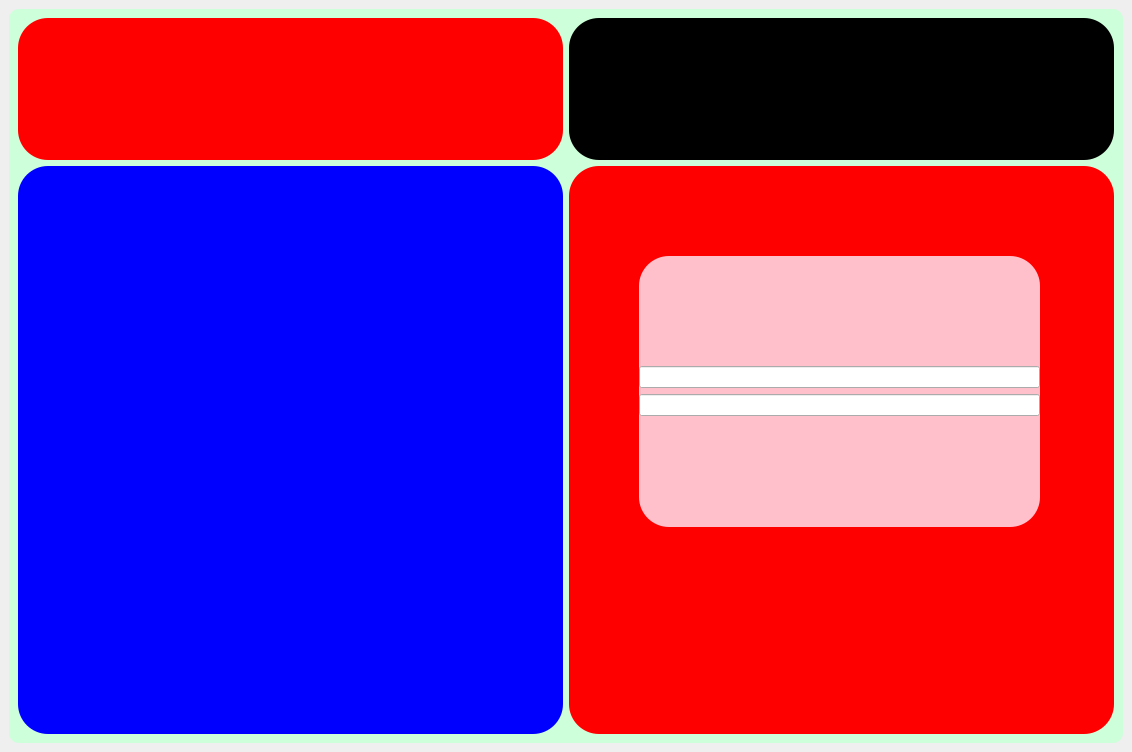
Old version of the form Kaizen/login.ui in the repository burr1to/kaizen.
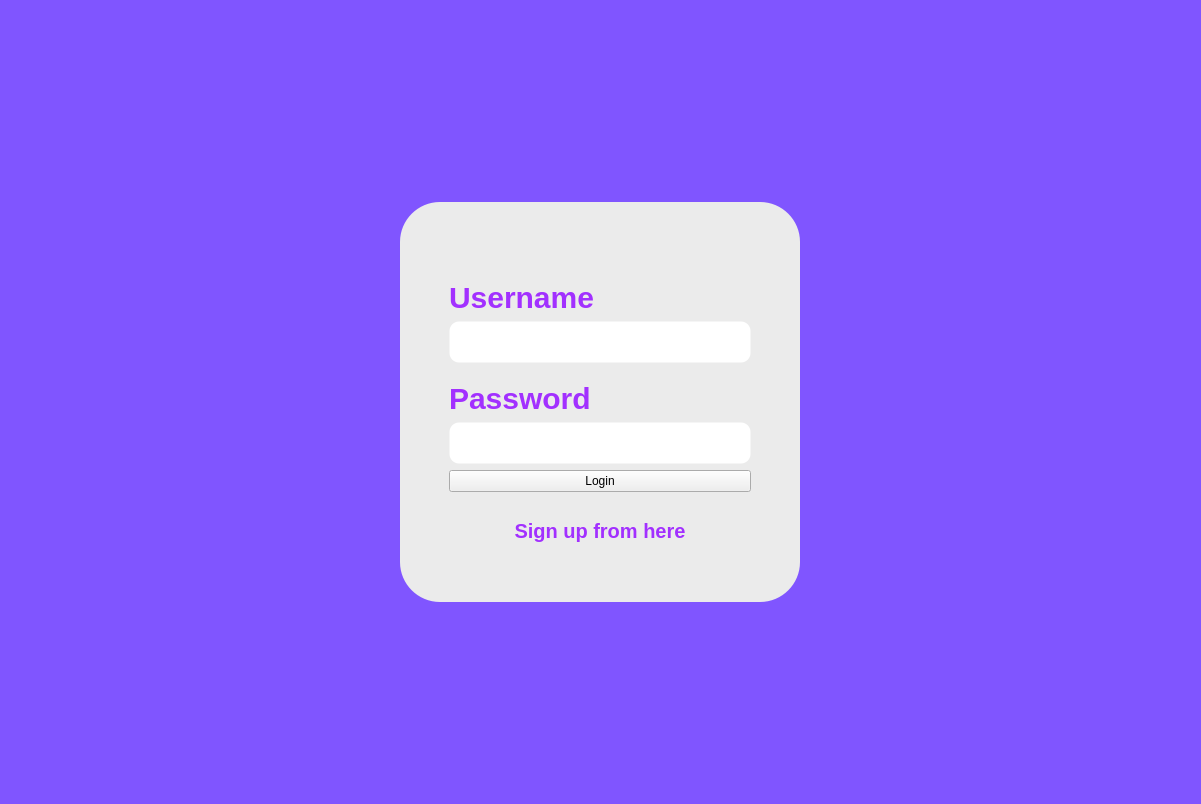
New version of the form.

The edit to the form file:
```diff
--- a/Kaizen/login.ui
+++ b/Kaizen/login.ui
@@ -6,22 +6,31 @@
    <rect>
     <x>0</x>
     <y>0</y>
-    <width>1132</width>
-    <height>752</height>
+    <width>1201</width>
+    <height>804</height>
    </rect>
   </property>
   <property name="windowTitle">
    <string>MainWindow</string>
   </property>
   <widget class="QWidget" name="centralwidget">
-   <layout class="QGridLayout" name="gridLayout">
-    <item row="0" column="1">
+   <property name="styleSheet">
+    <string notr="true">#centralwidget{
+background-color:rgb(128, 85, 255)
+}</string>
+   </property>
+   <layout class="QHBoxLayout" name="horizontalLayout">
+    <item>
      <widget class="QFrame" name="loginframe">
       <property name="styleSheet">
        <string notr="true">#loginframe{
-background-color:rgb(205, 255, 218);
-border-radius:10px;
-}</string>
+background-color:rgb(235, 235, 235);
+border-radius:40px;
+max-width:400px;
+max-height:400px;
+}
+
+</string>
       </property>
       <property name="frameShape">
        <enum>QFrame::StyledPanel</enum>
@@ -29,86 +38,156 @@
       <property name="frameShadow">
        <enum>QFrame::Raised</enum>
       </property>
-      <layout class="QGridLayout" name="gridLayout_2">
-       <item row="1" column="0" rowspan="2">
-        <widget class="QWidget" name="widget_3" native="true">
-         <property name="styleSheet">
-          <string notr="true">#widget_3{
-background-color:blue;
-border-radius:30px;
-}</string>
+      <layout class="QHBoxLayout" name="horizontalLayout_2">
+       <item>
+        <spacer name="horizontalSpacer">
+         <property name="orientation">
+          <enum>Qt::Horizontal</enum>
          </property>
-        </widget>
-       </item>
-       <item row="0" column="1">
-        <widget class="QWidget" name="widget" native="true">
-         <property name="sizePolicy">
-          <sizepolicy hsizetype="Preferred" vsizetype="Preferred">
-           <horstretch>0</horstretch>
-           <verstretch>2</verstretch>
-          </sizepolicy>
+         <property name="sizeType">
+          <enum>QSizePolicy::Minimum</enum>
          </property>
-         <property name="styleSheet">
-          <string notr="true">#widget{
-background-color:black;
-border-radius:30px;
-}</string>
+         <property name="sizeHint" stdset="0">
+          <size>
+           <width>40</width>
+           <height>20</height>
+          </size>
          </property>
-        </widget>
+        </spacer>
        </item>
-       <item row="0" column="0">
-        <widget class="QWidget" name="widget_5" native="true">
-         <property name="styleSheet">
-          <string notr="true">#widget_5{
-background-color:red;
-border-radius:30px;
+       <item>
+        <layout class="QVBoxLayout" name="verticalLayout_3">
+         <item>
+          <layout class="QVBoxLayout" name="verticalLayout">
+           <item>
+            <spacer name="verticalSpacer">
+             <property name="orientation">
+              <enum>Qt::Vertical</enum>
+             </property>
+             <property name="sizeType">
+              <enum>QSizePolicy::Preferred</enum>
+             </property>
+             <property name="sizeHint" stdset="0">
+              <size>
+               <width>20</width>
+               <height>100</height>
+              </size>
+             </property>
+            </spacer>
+           </item>
+           <item>
+            <widget class="QLabel" name="usr">
+             <property name="styleSheet">
+              <string notr="true">#usr{
+font-weight:bold;
+color:rgb(162, 48, 255);
+font-size:30px;
 }</string>
-         </property>
-        </widget>
-       </item>
-       <item row="1" column="1" rowspan="2">
-        <widget class="QWidget" name="widget_2" native="true">
-         <property name="sizePolicy">
-          <sizepolicy hsizetype="Preferred" vsizetype="Preferred">
-           <horstretch>0</horstretch>
-           <verstretch>4</verstretch>
-          </sizepolicy>
-         </property>
-         <property name="styleSheet">
-          <string notr="true">#widget_2{
-background-color:red;
-border-radius:30px;
+             </property>
+             <property name="text">
+              <string>Username</string>
+             </property>
+            </widget>
+           </item>
+           <item>
+            <widget class="QLineEdit" name="username">
+             <property name="styleSheet">
+              <string notr="true">#username{
+border:1px solid transparent;
+border-radius:10px;
+padding:12px;
+margin-bottom:12px;
 }</string>
-         </property>
-         <widget class="QWidget" name="widget_4" native="true">
-          <property name="geometry">
-           <rect>
-            <x>70</x>
-            <y>90</y>
-            <width>401</width>
-            <height>271</height>
-           </rect>
-          </property>
-          <property name="styleSheet">
-           <string notr="true">#widget_4{
-background-color:pink;
-border-radius:30px;
+             </property>
+            </widget>
+           </item>
+          </layout>
+         </item>
+         <item>
+          <layout class="QVBoxLayout" name="verticalLayout_2">
+           <item>
+            <widget class="QLabel" name="pass">
+             <property name="styleSheet">
+              <string notr="true">#pass{
+
+font-weight:bold;
+color:rgb(162, 48, 255);
+font-size:30px;
+
 }</string>
-          </property>
-          <layout class="QGridLayout" name="gridLayout_3">
-           <item row="0" column="0">
-            <layout class="QVBoxLayout" name="verticalLayout_2">
-             <item>
-              <widget class="QLineEdit" name="lineEdit_2"/>
-             </item>
-             <item>
-              <widget class="QLineEdit" name="lineEdit"/>
-             </item>
-            </layout>
+             </property>
+             <property name="text">
+              <string>Password</string>
+             </property>
+            </widget>
            </item>
+           <item>
+            <widget class="QLineEdit" name="password">
+             <property name="styleSheet">
+              <string notr="true">#password{
+border:1px solid transparent;
+border-radius:10px;
+padding:12px;
+}</string>
+             </property>
+            </widget>
+           </item>
           </layout>
-         </widget>
-        </widget>
+         </item>
+         <item>
+          <widget class="QPushButton" name="loginbutt">
+           <property name="text">
+            <string>Login</string>
+           </property>
+          </widget>
+         </item>
+         <item>
+          <widget class="QPushButton" name="signupbut">
+           <property name="styleSheet">
+            <string notr="true">#signupbut{
+padding-top:20px;
+color:rgb(162, 48, 255);
+font-weight:bold;
+font-size:20px;
+border:1px solid transparent;
+
+}</string>
+           </property>
+           <property name="text">
+            <string>Sign up from here</string>
+           </property>
+          </widget>
+         </item>
+         <item>
+          <spacer name="verticalSpacer_2">
+           <property name="orientation">
+            <enum>Qt::Vertical</enum>
+           </property>
+           <property name="sizeHint" stdset="0">
+            <size>
+             <width>20</width>
+             <height>80</height>
+            </size>
+           </property>
+          </spacer>
+         </item>
+        </layout>
+       </item>
+       <item>
+        <spacer name="horizontalSpacer_2">
+         <property name="orientation">
+          <enum>Qt::Horizontal</enum>
+         </property>
+         <property name="sizeType">
+          <enum>QSizePolicy::Minimum</enum>
+         </property>
+         <property name="sizeHint" stdset="0">
+          <size>
+           <width>40</width>
+           <height>20</height>
+          </size>
+         </property>
+        </spacer>
        </item>
       </layout>
      </widget>
```
